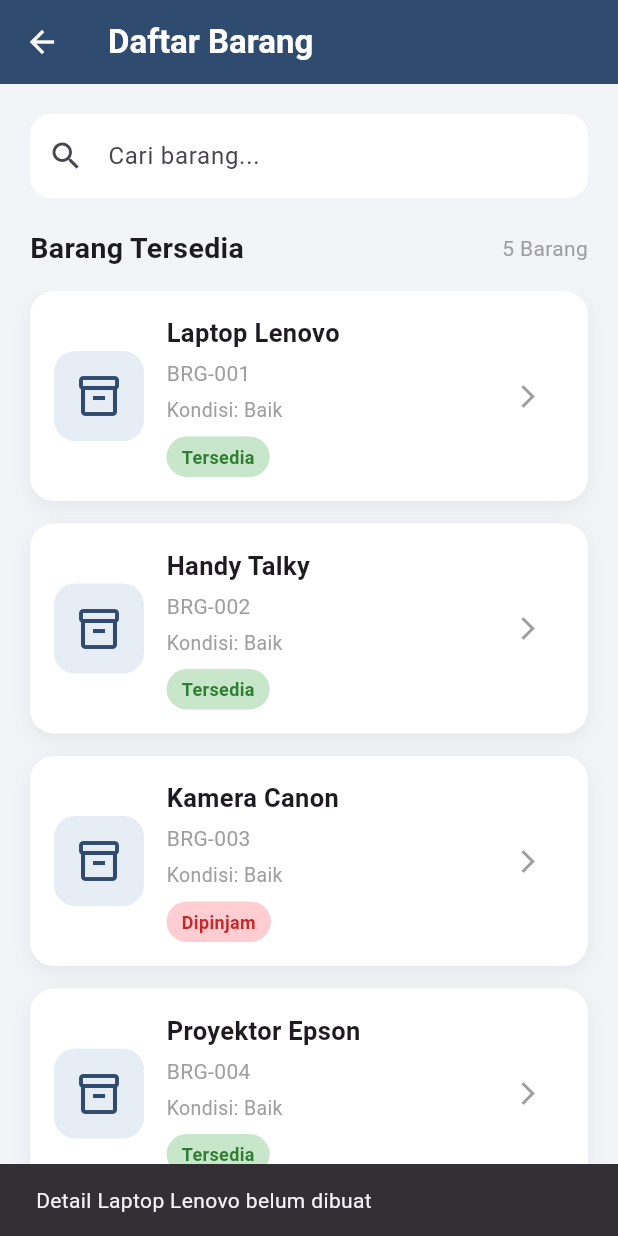
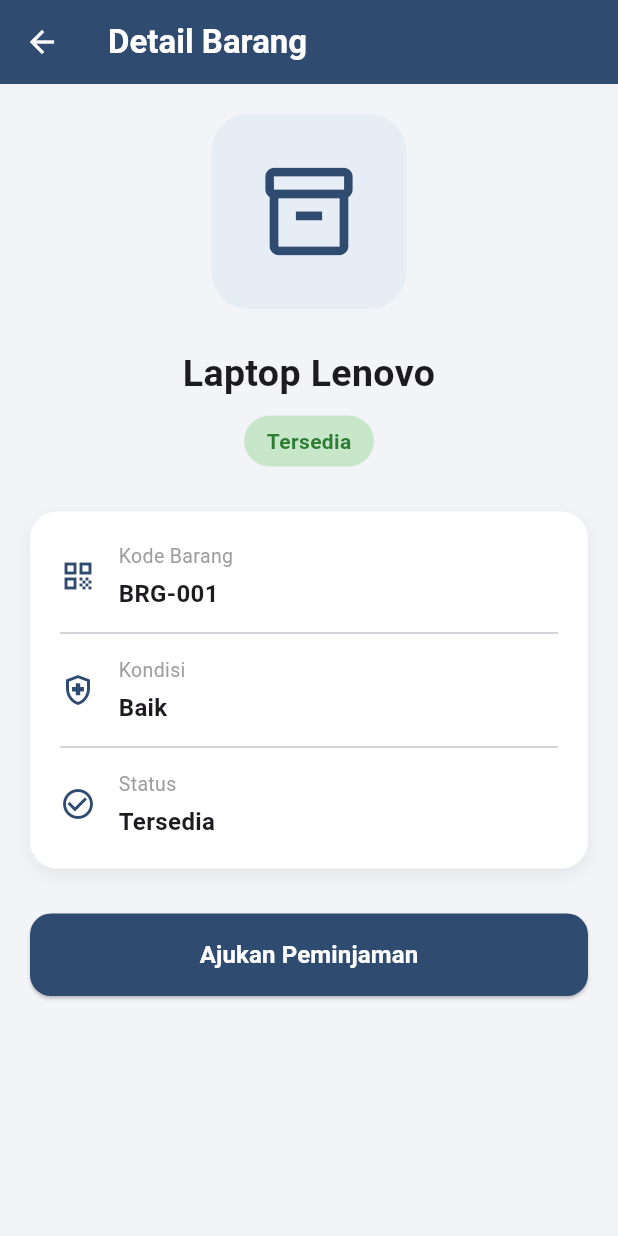
Before and after one commit to sigitikhsan/bal, a Flutter app: the BarangPage widget shown alone on an empty page, opened directly, after a tap on the "arrow forward ios" icon, on a phone screen of 412 x 824 dp. Run offline on Flutter 3.47's test engine with Material 3 defaults, Android fonts, the phone set to English and light mode, and no system bars.

Commit message:
penambahan page

```diff
--- a/lib/pages/barang_page.dart
+++ b/lib/pages/barang_page.dart
@@ -1,4 +1,5 @@
 import 'package:flutter/material.dart';
+import 'detail_barang.dart';
 
 class BarangPage extends StatelessWidget {
   const BarangPage({super.key});
@@ -39,63 +40,37 @@
       },
     ];
 
-    return Scaffold(
-      backgroundColor: const Color(0xFFF2F4F8),
-
-      // APP BAR
-      appBar: AppBar(
-        backgroundColor: const Color(0xFF304B70),
-
-        title: const Text(
-          'Daftar Barang',
-          style: TextStyle(
-            color: Colors.white,
-            fontWeight: FontWeight.bold,
-          ),
-        ),
-
-        iconTheme: const IconThemeData(
-          color: Colors.white,
-        ),
-      ),
-
-      // ISI HALAMAN
-      body: Column(
+    return Column(
       children: [
         // BAGIAN PENCARIAN
         Padding(
           padding: const EdgeInsets.all(20),
-
           child: TextField(
             decoration: InputDecoration(
               hintText: 'Cari barang...',
-
               prefixIcon: const Icon(
                 Icons.search,
               ),
-
               filled: true,
               fillColor: Colors.white,
 
               border: OutlineInputBorder(
                 borderRadius: BorderRadius.circular(14),
-
                 borderSide: BorderSide.none,
               ),
             ),
           ),
         ),
 
-          // JUMLAH BARANG
+        // JUDUL DAN JUMLAH BARANG
         Padding(
           padding: const EdgeInsets.symmetric(
             horizontal: 20,
           ),
-
           child: Row(
             children: [
               const Text(
-                  'Barang Tersedia',
+                'Daftar Barang',
                 style: TextStyle(
                   fontSize: 19,
                   fontWeight: FontWeight.bold,
@@ -139,11 +114,10 @@
           ),
         ),
       ],
-      ),
     );
   }
 
-  // WIDGET KARTU BARANG
+  // KARTU BARANG
   Widget _barangCard({
     required BuildContext context,
     required String nama,
@@ -151,7 +125,6 @@
     required String kondisi,
     required String status,
   }) {
-    // Mengecek apakah barang tersedia
     final bool tersedia = status == 'Tersedia';
 
     return Container(
@@ -191,8 +164,7 @@
                 0xFFE7EDF5,
               ),
 
-              borderRadius:
-                  BorderRadius.circular(14),
+              borderRadius: BorderRadius.circular(14),
             ),
 
             child: const Icon(
@@ -220,9 +192,7 @@
 
                   style: const TextStyle(
                     fontSize: 17,
-
-                    fontWeight:
-                        FontWeight.bold,
+                    fontWeight: FontWeight.bold,
                   ),
                 ),
 
@@ -243,7 +213,6 @@
 
                   style: const TextStyle(
                     fontSize: 13,
-
                     color: Colors.grey,
                   ),
                 ),
@@ -264,9 +233,7 @@
                         : Colors.red.shade100,
 
                     borderRadius:
-                        BorderRadius.circular(
-                      20,
-                    ),
+                        BorderRadius.circular(20),
                   ),
 
                   child: Text(
@@ -278,9 +245,7 @@
                           : Colors.red.shade800,
 
                       fontSize: 12,
-
-                      fontWeight:
-                          FontWeight.bold,
+                      fontWeight: FontWeight.bold,
                     ),
                   ),
                 ),
@@ -291,11 +256,15 @@
           // TOMBOL DETAIL
           IconButton(
             onPressed: () {
-              ScaffoldMessenger.of(context)
-                  .showSnackBar(
-                SnackBar(
-                  content: Text(
-                    'Detail $nama belum dibuat',
+              Navigator.push(
+                context,
+                MaterialPageRoute(
+                  builder: (context) =>
+                      DetailBarangPage(
+                    nama: nama,
+                    kode: kode,
+                    kondisi: kondisi,
+                    status: status,
                   ),
                 ),
               );
@@ -303,9 +272,7 @@
 
             icon: const Icon(
               Icons.arrow_forward_ios,
-
               size: 18,
-
               color: Colors.grey,
             ),
           ),
--- /dev/null
+++ b/lib/pages/detail_barang.dart
@@ -0,0 +1,295 @@
+import 'package:flutter/material.dart';
+
+class DetailBarangPage extends StatelessWidget {
+  final String nama;
+  final String kode;
+  final String kondisi;
+  final String status;
+
+  const DetailBarangPage({
+    super.key,
+    required this.nama,
+    required this.kode,
+    required this.kondisi,
+    required this.status,
+  });
+
+  @override
+  Widget build(BuildContext context) {
+    final bool tersedia = status == 'Tersedia';
+
+    return Scaffold(
+      backgroundColor: const Color(0xFFF2F4F8),
+
+      appBar: AppBar(
+        backgroundColor: const Color(0xFF304B70),
+
+        title: const Text(
+          'Detail Barang',
+          style: TextStyle(
+            color: Colors.white,
+            fontWeight: FontWeight.bold,
+          ),
+        ),
+
+        iconTheme: const IconThemeData(
+          color: Colors.white,
+        ),
+      ),
+
+      body: SingleChildScrollView(
+        padding: const EdgeInsets.all(20),
+
+        child: Column(
+          crossAxisAlignment: CrossAxisAlignment.start,
+
+          children: [
+            // IKON BARANG
+            Center(
+              child: Container(
+                width: 130,
+                height: 130,
+
+                decoration: BoxDecoration(
+                  color: const Color(0xFFE7EDF5),
+
+                  borderRadius:
+                      BorderRadius.circular(25),
+                ),
+
+                child: const Icon(
+                  Icons.inventory_2_outlined,
+
+                  size: 70,
+
+                  color: Color(0xFF304B70),
+                ),
+              ),
+            ),
+
+            const SizedBox(height: 25),
+
+            // NAMA BARANG
+            Center(
+              child: Text(
+                nama,
+
+                textAlign: TextAlign.center,
+
+                style: const TextStyle(
+                  fontSize: 25,
+                  fontWeight: FontWeight.bold,
+                ),
+              ),
+            ),
+
+            const SizedBox(height: 10),
+
+            // STATUS
+            Center(
+              child: Container(
+                padding:
+                    const EdgeInsets.symmetric(
+                  horizontal: 15,
+                  vertical: 7,
+                ),
+
+                decoration: BoxDecoration(
+                  color: tersedia
+                      ? Colors.green.shade100
+                      : Colors.red.shade100,
+
+                  borderRadius:
+                      BorderRadius.circular(20),
+                ),
+
+                child: Text(
+                  status,
+
+                  style: TextStyle(
+                    color: tersedia
+                        ? Colors.green.shade800
+                        : Colors.red.shade800,
+
+                    fontWeight:
+                        FontWeight.bold,
+                  ),
+                ),
+              ),
+            ),
+
+            const SizedBox(height: 30),
+
+            // INFORMASI BARANG
+            Container(
+              width: double.infinity,
+
+              padding: const EdgeInsets.all(20),
+
+              decoration: BoxDecoration(
+                color: Colors.white,
+
+                borderRadius:
+                    BorderRadius.circular(18),
+
+                boxShadow: [
+                  BoxShadow(
+                    color: Colors.black.withValues(
+                      alpha: 0.06,
+                    ),
+
+                    blurRadius: 10,
+
+                    offset: const Offset(0, 4),
+                  ),
+                ],
+              ),
+
+              child: Column(
+                children: [
+                  _infoItem(
+                    icon: Icons.qr_code,
+
+                    judul: 'Kode Barang',
+
+                    isi: kode,
+                  ),
+
+                  const Divider(
+                    height: 30,
+                  ),
+
+                  _infoItem(
+                    icon:
+                        Icons.health_and_safety_outlined,
+
+                    judul: 'Kondisi',
+
+                    isi: kondisi,
+                  ),
+
+                  const Divider(
+                    height: 30,
+                  ),
+
+                  _infoItem(
+                    icon:
+                        Icons.check_circle_outline,
+
+                    judul: 'Status',
+
+                    isi: status,
+                  ),
+                ],
+              ),
+            ),
+
+            const SizedBox(height: 30),
+
+            // TOMBOL PINJAM
+            SizedBox(
+              width: double.infinity,
+
+              height: 55,
+
+              child: ElevatedButton(
+                onPressed: tersedia
+                    ? () {
+                        ScaffoldMessenger.of(
+                          context,
+                        ).showSnackBar(
+                          SnackBar(
+                            content: Text(
+                              '$nama siap dipinjam',
+                            ),
+                          ),
+                        );
+                      }
+                    : null,
+
+                style: ElevatedButton.styleFrom(
+                  backgroundColor:
+                      const Color(0xFF304B70),
+
+                  foregroundColor:
+                      Colors.white,
+
+                  disabledBackgroundColor:
+                      Colors.grey.shade300,
+
+                  shape:
+                      RoundedRectangleBorder(
+                    borderRadius:
+                        BorderRadius.circular(14),
+                  ),
+                ),
+
+                child: Text(
+                  tersedia
+                      ? 'Ajukan Peminjaman'
+                      : 'Barang Tidak Tersedia',
+
+                  style: const TextStyle(
+                    fontSize: 16,
+                    fontWeight:
+                        FontWeight.bold,
+                  ),
+                ),
+              ),
+            ),
+          ],
+        ),
+      ),
+    );
+  }
+
+  Widget _infoItem({
+    required IconData icon,
+    required String judul,
+    required String isi,
+  }) {
+    return Row(
+      children: [
+        Icon(
+          icon,
+
+          color: const Color(
+            0xFF304B70,
+          ),
+        ),
+
+        const SizedBox(width: 15),
+
+        Expanded(
+          child: Column(
+            crossAxisAlignment:
+                CrossAxisAlignment.start,
+
+            children: [
+              Text(
+                judul,
+
+                style: const TextStyle(
+                  color: Colors.grey,
+                  fontSize: 13,
+                ),
+              ),
+
+              const SizedBox(height: 4),
+
+              Text(
+                isi,
+
+                style: const TextStyle(
+                  fontSize: 16,
+                  fontWeight:
+                      FontWeight.bold,
+                ),
+              ),
+            ],
+          ),
+        ),
+      ],
+    );
+  }
+}
```
Also changed, not shown: lib/pages/user_home_page.dart (+216 -92 lines). Lines whose indentation alone changed are shown as unchanged.
